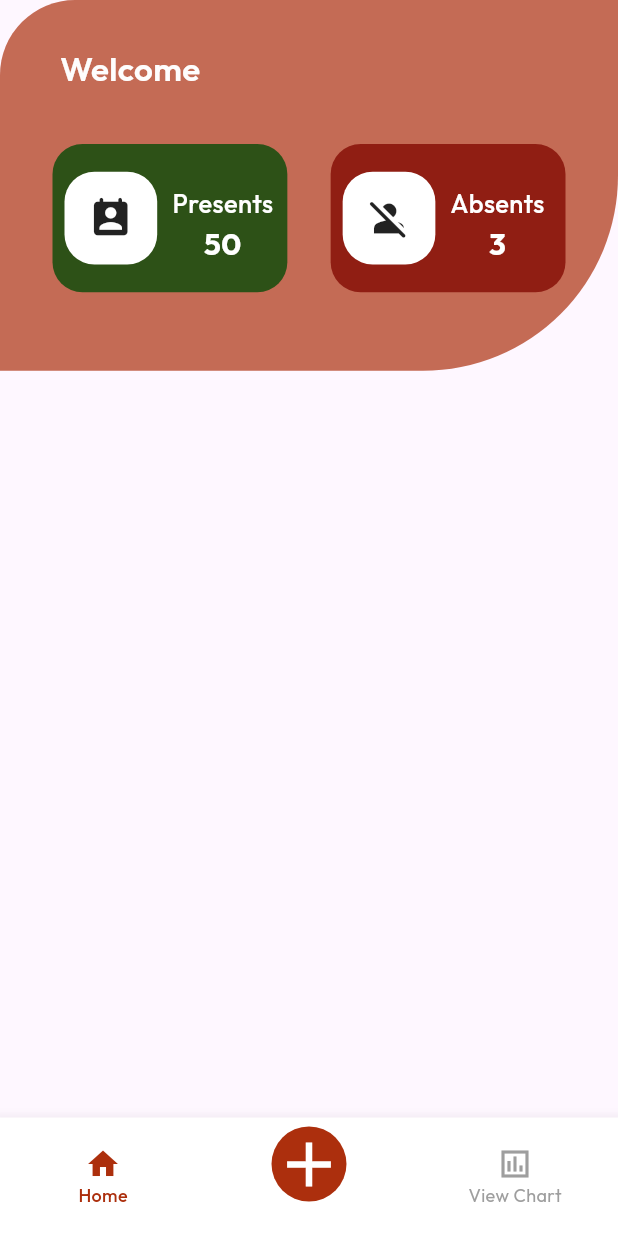
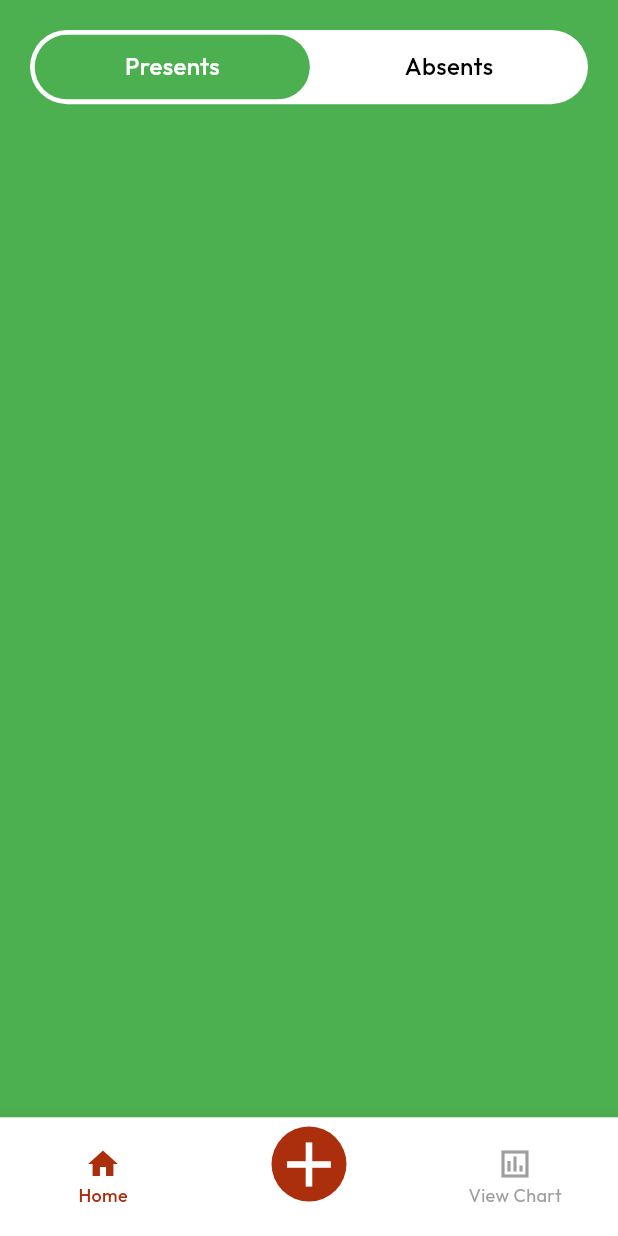
Before and after one commit to HiranthaDissanayake/Campus-Attendance-App, a Flutter app: the MainScreen screen opened directly, on a phone screen of 412 x 824 dp. Run offline on Flutter 3.47's test engine with Material 3 defaults, Android fonts, the light colour scheme and no system bars; our stand-ins replace google_fonts, shared_preferences, smooth_page_indicator; accounts and stored records are empty.

Commit message:
present and absent toggle

```diff
--- a/lib/constants/colors.dart
+++ b/lib/constants/colors.dart
@@ -2,5 +2,5 @@
 import 'package:flutter/material.dart';
 
 const Color MainColor = Color.fromARGB(255, 172, 47, 13);
-const Color presentColor = Color.fromARGB(255, 7, 75, 8);
-const Color absentColor = Color.fromARGB(255, 131, 11, 3);
+const Color presentColor = Colors.green;
+const Color absentColor = Colors.red;
--- a/lib/screens/add_new_screen.dart
+++ b/lib/screens/add_new_screen.dart
@@ -1,3 +1,4 @@
+import 'package:attendenz/constants/colors.dart';
 import 'package:flutter/material.dart';
 
 class AddNewScreen extends StatefulWidget {
@@ -8,12 +9,81 @@
 }
 
 class _AddNewScreenState extends State<AddNewScreen> {
+
+  //state to track the prests or absents
+  int _selectedMethod = 0;
+
   @override
   Widget build(BuildContext context) {
     return Scaffold(
-      appBar: AppBar(
-        title: Text("Add Screen"),
-      ),
+      backgroundColor: _selectedMethod == 0 ? presentColor : absentColor,
+      body: SafeArea(child: Padding(
+        padding: const EdgeInsets.symmetric(horizontal: 20),
+        child: SingleChildScrollView(
+          child: Padding(
+            padding: const EdgeInsets.symmetric(vertical: 20),
+            child: Stack(
+              children: [
+                Container(
+                  height: MediaQuery.of(context).size.height* 0.06,
+                  decoration: BoxDecoration(
+                    color: Colors.white,
+                    borderRadius: BorderRadius.circular(100)
+                  ),
+                  child: Row(
+                    mainAxisAlignment: MainAxisAlignment.spaceEvenly,
+                    children: [
+                      GestureDetector(
+                        onTap: (){
+                          setState(() {
+                            _selectedMethod = 0;
+                          });
+                        },
+                        child: Container(
+                          decoration: BoxDecoration(
+                            color: _selectedMethod == 0 ? presentColor : Colors.white,
+                            borderRadius: BorderRadius.circular(100)
+                          ),
+                          child: Padding(
+                            padding: EdgeInsets.symmetric(horizontal: 60, vertical: 10),
+                            child: Text("Presents",style: TextStyle(
+                              fontSize: 16,
+                              fontWeight: FontWeight.w500,
+                              color: _selectedMethod == 0 ? Colors.white : Colors.black,
+                            ),),
+                          ),
+                        ),
+                      ),
+
+                      GestureDetector(
+                        onTap: (){
+                          setState(() {
+                            _selectedMethod = 1;
+                          });
+                        },
+                        child: Container(
+                          decoration: BoxDecoration(
+                            color: _selectedMethod == 1 ? absentColor : Colors.white,
+                            borderRadius: BorderRadius.circular(100)
+                          ),
+                          child: Padding(
+                            padding: EdgeInsets.symmetric(horizontal: 60, vertical: 10),
+                            child: Text("Absents",style: TextStyle(
+                              fontSize: 16,
+                              fontWeight: FontWeight.w500,
+                              color: _selectedMethod == 1 ? Colors.white : Colors.black,
+                            ),),
+                          ),
+                        ),
+                      ),
+                    ],
+                  ),
+                )
+              ],
+            ),
+          ),
+        ),
+      )),
     );
   }
 }
--- a/lib/screens/main_screen.dart
+++ b/lib/screens/main_screen.dart
@@ -20,6 +20,7 @@
 
     // screens list
     final List<Widget> pages = [
+      AddNewScreen(),
       HomeScreen(),
       AddNewScreen(),
       ChartScreen()
```
Also changed, not shown: lib/models/subjectCategory.dart (added).
